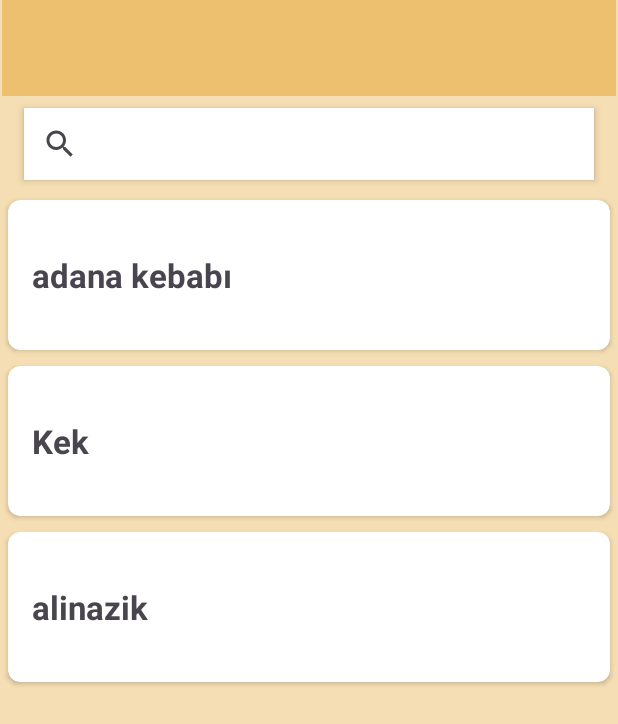
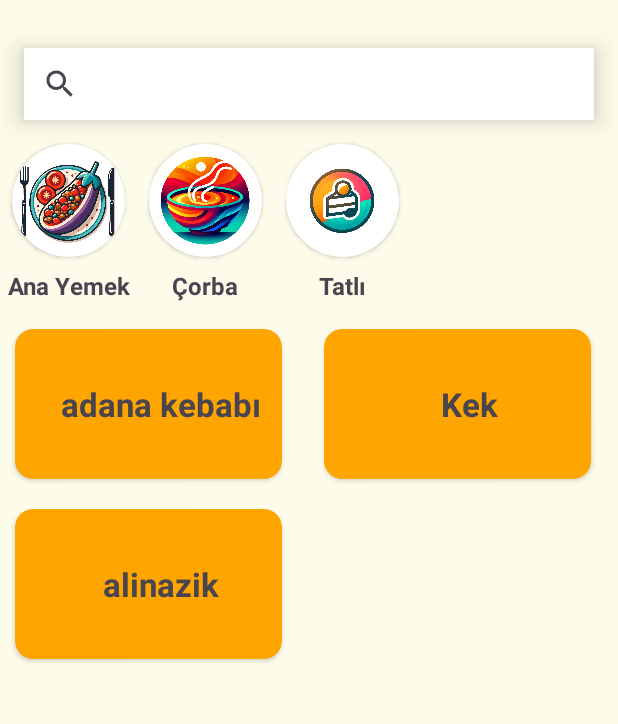
Before and after one commit to FurkanYagli/Tarif-Defterim, an Android app: the MainFragment screen opened through its navigation route, on a phone screen of 412 x 824 dp. Shown: the top 724 px of the screen. Run offline under Robolectric (Android 15) with nearby library versions, the phone set to English and light mode, and no system bars; our stand-ins replace data binding.

Commit message:
tarif-defterim

```diff
--- /dev/null
+++ b/app/src/main/java/com/example/tarifdefterim/data/entity/Kategoriler.kt
@@ -0,0 +1,8 @@
+package com.example.tarifdefterim.data.entity
+
+import java.io.Serializable
+
+data class Kategoriler(var kategori_id:Int, var kategori_ad:String, var kategori_resim:String) :
+    Serializable {
+
+}
--- /dev/null
+++ b/app/src/main/java/com/example/tarifdefterim/ui/adapter/KategoriAdapter.kt
@@ -0,0 +1,36 @@
+package com.example.tarifdefterim.ui.adapter
+
+import android.content.Context
+import android.view.LayoutInflater
+import android.view.ViewGroup
+import androidx.recyclerview.widget.RecyclerView
+import com.example.tarifdefterim.data.entity.Kategoriler
+import com.example.tarifdefterim.data.entity.Yemekler
+import com.example.tarifdefterim.databinding.CardTasarimBinding
+import com.example.tarifdefterim.databinding.FiltreTasarimBinding
+
+class KategoriAdapter(var mContext: Context, var kategoriler:List<Kategoriler>)
+    :RecyclerView.Adapter<KategoriAdapter.FiltreTasarimTutucu>(){
+
+    inner class FiltreTasarimTutucu(var tasarim:FiltreTasarimBinding) : RecyclerView.ViewHolder(tasarim.root)
+
+    override fun onCreateViewHolder(parent: ViewGroup, viewType: Int): FiltreTasarimTutucu {
+        val binding = FiltreTasarimBinding.inflate(LayoutInflater.from(mContext), parent, false)
+        return FiltreTasarimTutucu(binding)
+    }
+
+    override fun onBindViewHolder(holder: FiltreTasarimTutucu, position: Int) {
+        val kategori = kategoriler.get(position)
+        val t = holder.tasarim
+
+        t.imageViewKategori.setImageResource(
+            mContext.resources.getIdentifier(kategori.kategori_resim, "drawable", mContext.packageName)
+        )
+        t.txtKategoriAd.text = "${kategori.kategori_ad}"
+
+    }
+
+    override fun getItemCount(): Int {
+        return kategoriler.size
+    }
+}
--- a/app/src/main/java/com/example/tarifdefterim/ui/fragment/MainFragment.kt
+++ b/app/src/main/java/com/example/tarifdefterim/ui/fragment/MainFragment.kt
@@ -8,9 +8,12 @@ import android.view.ViewGroup
 import android.widget.SearchView.OnQueryTextListener
 import androidx.navigation.Navigation
 import androidx.recyclerview.widget.LinearLayoutManager
+import androidx.recyclerview.widget.StaggeredGridLayoutManager
 import com.example.tarifdefterim.R
+import com.example.tarifdefterim.data.entity.Kategoriler
 import com.example.tarifdefterim.data.entity.Yemekler
 import com.example.tarifdefterim.databinding.FragmentMainBinding
+import com.example.tarifdefterim.ui.adapter.KategoriAdapter
 import com.example.tarifdefterim.ui.adapter.YemeklerAdapter
 
 class MainFragment : Fragment() {
@@ -30,7 +33,8 @@ class MainFragment : Fragment() {
                 return true
             }
         })
-        binding.rv.layoutManager = LinearLayoutManager(requireContext())
+        binding.rvListe.layoutManager = StaggeredGridLayoutManager(2, StaggeredGridLayoutManager.VERTICAL)
+        binding.rvKategori.layoutManager = StaggeredGridLayoutManager(1, StaggeredGridLayoutManager.HORIZONTAL)
         val yemekListesi = ArrayList<Yemekler>()
         val y1 = Yemekler(2,"adana kebabı",1,"et, biber"," null")
         val y2 = Yemekler(3,"Kek",3,"Un,Yumurta,Süt","null")
@@ -40,9 +44,22 @@ class MainFragment : Fragment() {
         yemekListesi.add(y1)
         yemekListesi.add(y2)
         yemekListesi.add(y3)
+
         val yemeklerAdapter = YemeklerAdapter(requireContext(),yemekListesi)
 
-        binding.rv.adapter = yemeklerAdapter
+
+        val kategoriListesi = ArrayList<Kategoriler>()
+        val k1 = Kategoriler(1,"Ana Yemek","karni_yarik_icon")
+        val k2 = Kategoriler(2,"Çorba","soup_icon")
+        val k3 = Kategoriler(3,"Tatlı","tatli_icon")
+        kategoriListesi.add(k1)
+        kategoriListesi.add(k2)
+        kategoriListesi.add(k3)
+
+        val kategoriAdapter = KategoriAdapter(requireContext(),kategoriListesi)
+
+        binding.rvListe.adapter = yemeklerAdapter
+        binding.rvKategori.adapter = kategoriAdapter
 
         return binding.root
 
--- a/app/src/main/res/layout/card_tasarim.xml
+++ b/app/src/main/res/layout/card_tasarim.xml
@@ -2,16 +2,17 @@
 <LinearLayout xmlns:android="http://schemas.android.com/apk/res/android"
     xmlns:app="http://schemas.android.com/apk/res-auto"
     xmlns:tools="http://schemas.android.com/tools"
-    android:layout_width="match_parent"
+    android:layout_width="wrap_content"
     android:layout_height="wrap_content"
     android:orientation="vertical">
 
     <androidx.cardview.widget.CardView
         android:id="@+id/cardViewSatir"
-        android:layout_width="match_parent"
+        android:layout_width="178dp"
         android:layout_height="100dp"
-        android:layout_margin="5dp"
-        app:cardCornerRadius="8dp">
+        android:layout_margin="10dp"
+        app:cardBackgroundColor="@color/turuncuFresh"
+        app:cardCornerRadius="12dp">
 
         <androidx.constraintlayout.widget.ConstraintLayout
             android:layout_width="match_parent"
@@ -26,6 +27,8 @@
                 android:textSize="22sp"
                 android:textStyle="bold"
                 app:layout_constraintBottom_toBottomOf="parent"
+                app:layout_constraintEnd_toEndOf="parent"
+                app:layout_constraintHorizontal_bias="0.5"
                 app:layout_constraintStart_toStartOf="parent"
                 app:layout_constraintTop_toTopOf="parent"
                 app:layout_constraintVertical_bias="0.5" />
--- /dev/null
+++ b/app/src/main/res/layout/filtre_tasarim.xml
@@ -0,0 +1,50 @@
+<?xml version="1.0" encoding="utf-8"?>
+<LinearLayout xmlns:android="http://schemas.android.com/apk/res/android"
+    xmlns:app="http://schemas.android.com/apk/res-auto"
+    xmlns:tools="http://schemas.android.com/tools"
+    android:id="@+id/linearLayout"
+    android:layout_width="wrap_content"
+    android:layout_height="wrap_content"
+    android:orientation="vertical">
+
+    <androidx.cardview.widget.CardView
+        android:id="@+id/cardViewKategori"
+        android:layout_width="75dp"
+        android:layout_height="75dp"
+        android:layout_margin="8dp"
+        app:cardCornerRadius="50dp">
+
+        <androidx.constraintlayout.widget.ConstraintLayout
+            android:id="@+id/constraintLayout"
+            android:layout_width="match_parent"
+            android:layout_height="match_parent"
+            app:layout_constraintBottom_toTopOf="@+id/txtKategoriAd"
+            app:layout_constraintEnd_toEndOf="@+id/txtKategoriAd"
+            app:layout_constraintHorizontal_bias="0.5"
+            app:layout_constraintStart_toStartOf="@+id/txtKategoriAd"
+            app:layout_constraintTop_toTopOf="@+id/linearLayout"
+            tools:layout_editor_absoluteX="8dp">
+
+            <ImageView
+                android:id="@+id/imageViewKategori"
+                android:layout_width="wrap_content"
+                android:layout_height="wrap_content"
+                app:layout_constraintEnd_toEndOf="parent"
+                app:layout_constraintStart_toStartOf="parent"
+                app:layout_constraintTop_toTopOf="parent"
+                app:srcCompat="@drawable/karni_yarik_icon" />
+        </androidx.constraintlayout.widget.ConstraintLayout>
+    </androidx.cardview.widget.CardView>
+
+    <TextView
+        android:id="@+id/txtKategoriAd"
+        android:layout_width="match_parent"
+        android:layout_height="wrap_content"
+        android:text="Ana Yemek"
+        android:textAlignment="center"
+        android:textSize="16sp"
+        android:textStyle="bold"
+        app:layout_constraintBottom_toBottomOf="parent"
+        app:layout_constraintHorizontal_bias="0.5"
+        app:layout_constraintTop_toBottomOf="@+id/constraintLayout" />
+</LinearLayout>
--- a/app/src/main/res/layout/fragment_main.xml
+++ b/app/src/main/res/layout/fragment_main.xml
@@ -18,7 +18,7 @@
     <androidx.constraintlayout.widget.ConstraintLayout
         android:layout_width="match_parent"
         android:layout_height="match_parent"
-        android:background="@color/bej"
+        android:background="@color/statusBarKremSarisi"
         tools:context=".ui.fragment.MainFragment">
 
         <SearchView
@@ -26,35 +26,35 @@
             android:layout_width="0dp"
             android:layout_height="wrap_content"
             android:layout_marginStart="16dp"
-            android:layout_marginTop="8dp"
+            android:layout_marginTop="32dp"
             android:layout_marginEnd="16dp"
             android:background="@color/white"
-            android:elevation="3dp"
+            android:elevation="10dp"
             android:queryHint="Ara"
             app:layout_constraintEnd_toEndOf="parent"
             app:layout_constraintHorizontal_bias="1.0"
             app:layout_constraintStart_toStartOf="parent"
-            app:layout_constraintTop_toBottomOf="@+id/toolbar" />
-
-        <androidx.appcompat.widget.Toolbar
-            android:id="@+id/toolbar"
-            android:layout_width="409dp"
-            android:layout_height="0dp"
-            android:background="@color/statusBar"
-            android:minHeight="?attr/actionBarSize"
-            android:theme="?attr/actionBarTheme"
-            app:layout_constraintEnd_toEndOf="parent"
-            app:layout_constraintStart_toStartOf="parent"
             app:layout_constraintTop_toTopOf="parent" />
 
         <androidx.recyclerview.widget.RecyclerView
-            android:id="@+id/rv"
+            android:id="@+id/rvKategori"
+            android:layout_width="0dp"
+            android:layout_height="wrap_content"
+            android:layout_marginTop="8dp"
+            app:layout_constraintEnd_toEndOf="parent"
+            app:layout_constraintHorizontal_bias="0.5"
+            app:layout_constraintStart_toStartOf="parent"
+            app:layout_constraintTop_toBottomOf="@+id/searchView" />
+
+        <androidx.recyclerview.widget.RecyclerView
+            android:id="@+id/rvListe"
             android:layout_width="0dp"
             android:layout_height="0dp"
             android:layout_marginTop="8dp"
             app:layout_constraintBottom_toBottomOf="parent"
             app:layout_constraintEnd_toEndOf="parent"
             app:layout_constraintStart_toStartOf="parent"
-            app:layout_constraintTop_toBottomOf="@+id/searchView" />
+            app:layout_constraintTop_toBottomOf="@+id/rvKategori" />
+
     </androidx.constraintlayout.widget.ConstraintLayout>
 </layout>
--- a/app/src/main/res/layout/fragment_tarif_detay.xml
+++ b/app/src/main/res/layout/fragment_tarif_detay.xml
@@ -1,4 +1,5 @@
 <?xml version="1.0" encoding="utf-8"?>
+
 <layout xmlns:android="http://schemas.android.com/apk/res/android"
     xmlns:app="http://schemas.android.com/apk/res-auto"
     xmlns:tools="http://schemas.android.com/tools">
@@ -15,7 +16,7 @@
     <androidx.constraintlayout.widget.ConstraintLayout
         android:layout_width="match_parent"
         android:layout_height="match_parent"
-        android:background="@color/bej"
+        android:background="@color/statusBarKremSarisi"
         tools:context=".ui.fragment.TarifDetayFragment">
 
         <TextView
@@ -28,7 +29,6 @@
             android:text="@{yemekNesnesi.yemek_tarif}"
             android:textAlignment="textStart"
             android:textSize="30sp"
-            app:layout_constraintBottom_toTopOf="@+id/textMalzemeler"
             app:layout_constraintEnd_toEndOf="parent"
             app:layout_constraintHorizontal_bias="0.5"
             app:layout_constraintStart_toStartOf="parent"
@@ -42,7 +42,6 @@
             android:text="@{yemekNesnesi.yemek_ad}"
             android:textSize="35sp"
             android:textStyle="bold"
-            app:layout_constraintBottom_toTopOf="@+id/textTarif"
             app:layout_constraintEnd_toEndOf="parent"
             app:layout_constraintHorizontal_bias="0.5"
             app:layout_constraintStart_toStartOf="parent"
@@ -54,11 +53,10 @@
             android:layout_height="wrap_content"
             android:layout_marginStart="64dp"
             android:layout_marginTop="32dp"
-            android:text="@{yemekNesnesi.yeme}"
+            android:text="@{yemekNesnesi.yemek_malzemeler}"
             android:textAlignment="viewStart"
             android:textAllCaps="false"
             android:textSize="24sp"
-            app:layout_constraintBottom_toBottomOf="parent"
             app:layout_constraintStart_toStartOf="parent"
             app:layout_constraintTop_toBottomOf="@+id/textTarif" />
     </androidx.constraintlayout.widget.ConstraintLayout>
```
Also changed, not shown: app/src/main/res/drawable/karni_yarik_icon.png (added), app/src/main/res/drawable/soup_icon.png (added), app/src/main/res/drawable/tatli_icon.png (added). Lines whose indentation alone changed are shown as unchanged.
